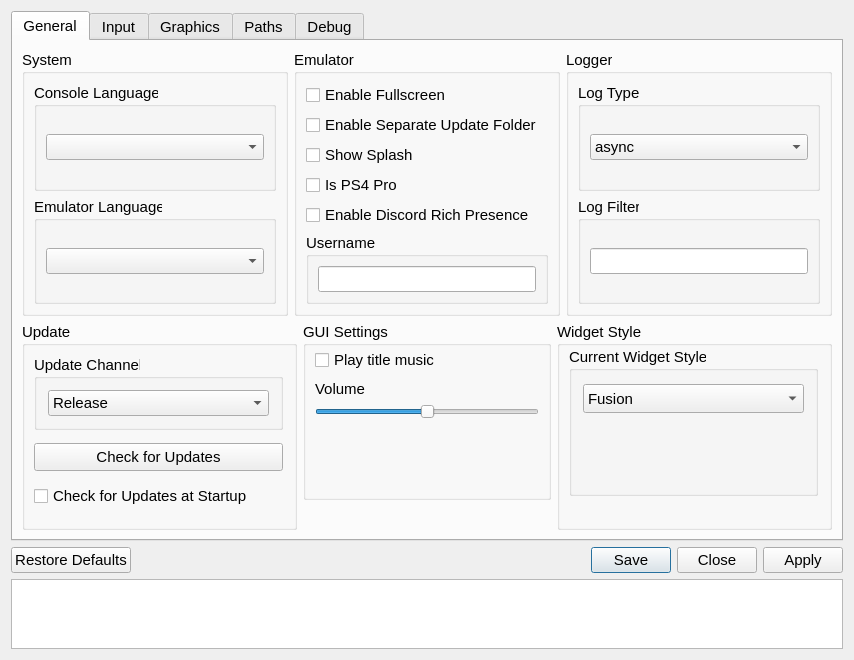
This is src/qt_gui/settings_dialog.ui in shadps4-emu/shadPS4 as Qt 5 draws it before an edit. The edited form follows.
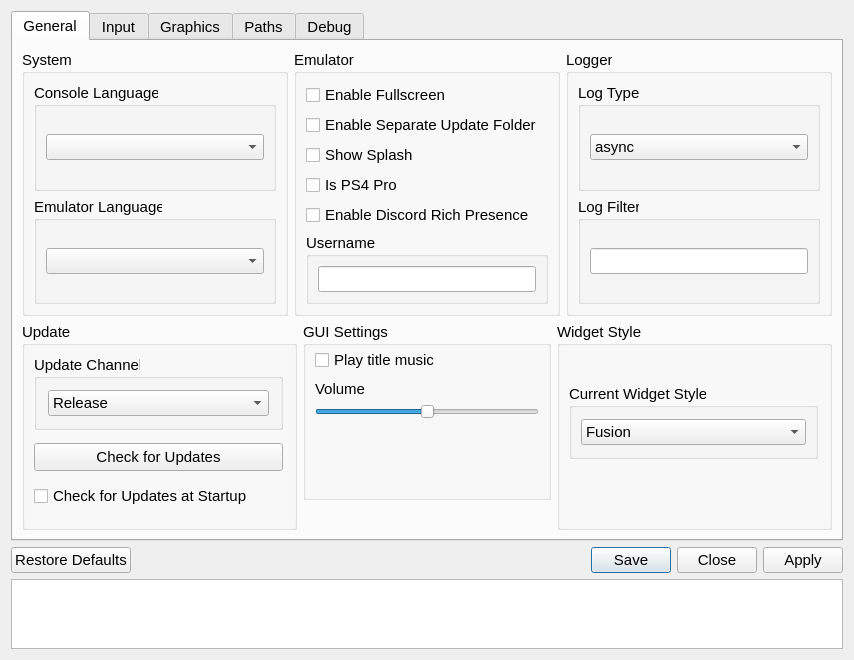
This is the edited form. Icons and pictures are not drawn.

Commit message: hot-fix: Re-adjust widget style group box dimensions

```diff
--- a/src/qt_gui/settings_dialog.ui
+++ b/src/qt_gui/settings_dialog.ui
@@ -617,7 +617,7 @@
                <item>
                 <widget class="QGroupBox" name="updaterComboBox_2">
                  <property name="sizePolicy">
-                  <sizepolicy hsizetype="Preferred" vsizetype="Preferred">
+                  <sizepolicy hsizetype="Preferred" vsizetype="Fixed">
                    <horstretch>0</horstretch>
                    <verstretch>0</verstretch>
                   </sizepolicy>
@@ -637,18 +637,12 @@
                  <property name="title">
                   <string>Current Widget Style</string>
                  </property>
-                 <widget class="QComboBox" name="updateComboBox_2">
+                 <layout class="QGridLayout" name="gridLayout">
+                  <item row="0" column="0">
+                   <widget class="QComboBox" name="currentwidgetComboBox">
                   <property name="enabled">
                    <bool>true</bool>
                   </property>
-                  <property name="geometry">
-                   <rect>
-                    <x>14</x>
-                    <y>37</y>
-                    <width>221</width>
-                    <height>29</height>
-                   </rect>
-                  </property>
                   <property name="sizePolicy">
                    <sizepolicy hsizetype="Preferred" vsizetype="Fixed">
                     <horstretch>0</horstretch>
@@ -684,6 +678,8 @@
                    </property>
                   </item>
                  </widget>
+                  </item>
+                 </layout>
                 </widget>
                </item>
                <item>
```
Left out of the diff: 6 changed lines with no effect on the pictures. Lines whose indentation alone changed are shown as unchanged.
